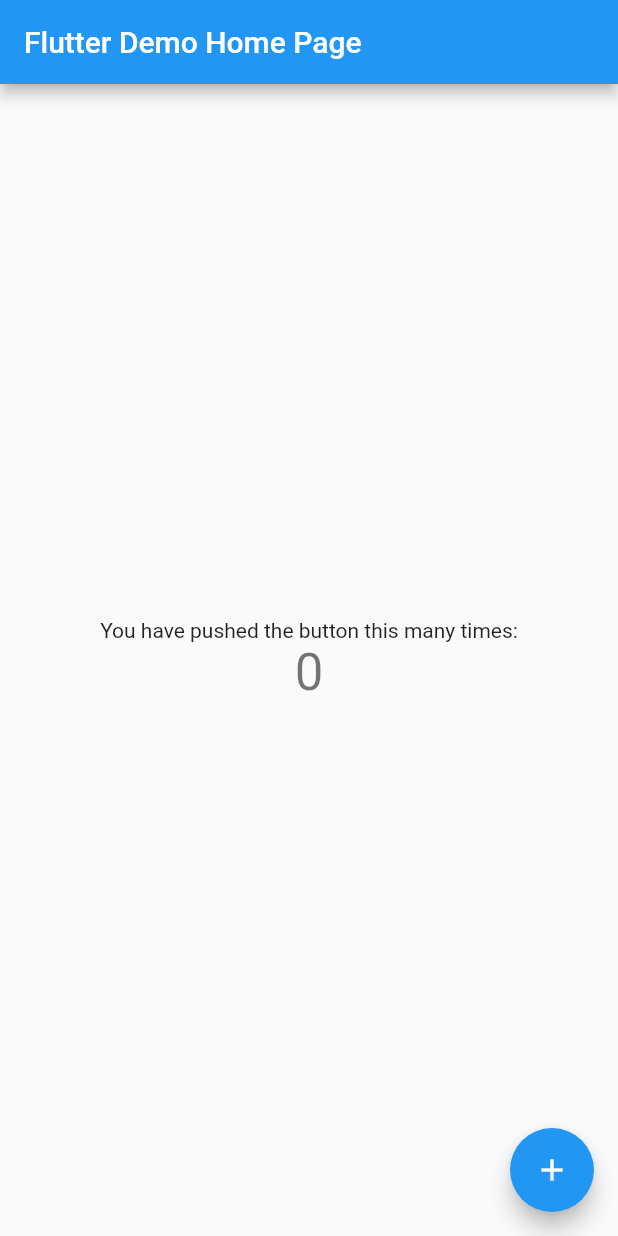
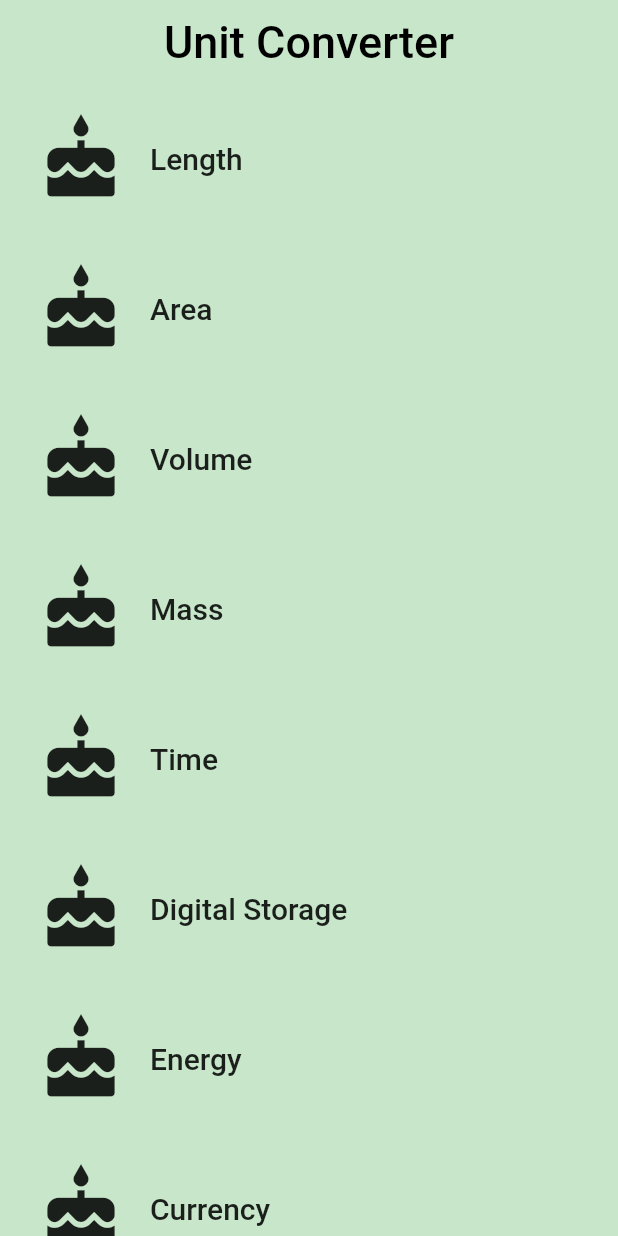
Before and after one commit to aashishtamsya/unit_converter_app, a Flutter app: the screen it shows after launch, on a phone screen of 412 x 824 dp. Run offline on Flutter 3.47's test engine with Material 2 defaults, Android fonts, the phone set to English and light mode, and no system bars.

Commit message:
Add unit converter app and category list widget

```diff
--- /dev/null
+++ b/lib/category.dart
@@ -0,0 +1,59 @@
+import 'package:flutter/material.dart';
+
+final _rowHeight = 100.0;
+final _borderRadius = BorderRadius.circular(_rowHeight / 2);
+
+class Category extends StatelessWidget {
+  final name;
+  final ColorSwatch color;
+  final IconData iconLocation;
+
+  const Category(
+      {Key key,
+      @required this.name,
+      @required this.color,
+      @required this.iconLocation})
+      : assert(name != null),
+        assert(color != null),
+        assert(iconLocation != null),
+        super(key: key);
+
+  @override
+  Widget build(BuildContext context) {
+    return Material(
+      color: Colors.transparent,
+      child: Container(
+        height: _rowHeight,
+        child: InkWell(
+          borderRadius: _borderRadius,
+          highlightColor: color,
+          splashColor: color,
+          onTap: () {
+            print('I was Tapped!');
+          },
+          child: Padding(
+            padding: EdgeInsets.all(16.0),
+            child: Row(
+              crossAxisAlignment: CrossAxisAlignment.stretch,
+              children: <Widget>[
+                Padding(
+                  padding: EdgeInsets.only(right: 16.0),
+                  child: Icon(
+                    iconLocation,
+                    size: 60.0,
+                  ),
+                ),
+                Center(
+                    child: Text(
+                  name,
+                  textAlign: TextAlign.center,
+                  style: Theme.of(context).textTheme.headline6,
+                )),
+              ],
+            ),
+          ),
+        ),
+      ),
+    );
+  }
+}
--- /dev/null
+++ b/lib/category_route.dart
@@ -0,0 +1,72 @@
+import 'package:flutter/material.dart';
+
+import 'category.dart';
+
+final _backgroundColor = Colors.green[100];
+
+class CategoryRoute extends StatelessWidget {
+  const CategoryRoute({Key key}) : super(key: key);
+
+  static const _categoryNames = <String>[
+    'Length',
+    'Area',
+    'Volume',
+    'Mass',
+    'Time',
+    'Digital Storage',
+    'Energy',
+    'Currency'
+  ];
+
+  static const _baseColor = <Color>[
+    Colors.teal,
+    Colors.orange,
+    Colors.pinkAccent,
+    Colors.blueAccent,
+    Colors.yellow,
+    Colors.greenAccent,
+    Colors.purpleAccent,
+    Colors.red
+  ];
+
+  Widget _buildCategoryWidgets(List<Widget> categories) {
+    return ListView.builder(
+      itemBuilder: (BuildContext context, int index) => categories[index],
+      itemCount: categories.length,
+    );
+  }
+
+  @override
+  Widget build(BuildContext context) {
+    final categories = <Category>[];
+
+    for (var i = 0; i < _categoryNames.length; i++) {
+      categories.add(Category(
+        color: _baseColor[i],
+        name: _categoryNames[i],
+        iconLocation: Icons.cake,
+      ));
+    }
+
+    final listView = Container(
+      color: _backgroundColor,
+      padding: EdgeInsets.symmetric(horizontal: 8.0),
+      child: _buildCategoryWidgets(categories),
+    );
+
+    final appBar = AppBar(
+      elevation: 0.0,
+      title: Text(
+        'Unit Converter',
+        style: TextStyle(color: Colors.black, fontSize: 30.0),
+      ),
+      centerTitle: true,
+      backgroundColor: _backgroundColor,
+    );
+
+    return Scaffold(
+      appBar: appBar,
+      body: listView,
+    );
+  }
+}
--- a/lib/main.dart
+++ b/lib/main.dart
@@ -1,117 +1,17 @@
 import 'package:flutter/material.dart';
+import 'package:unit_converter_app/category_route.dart';
 
 void main() {
-  runApp(MyApp());
+  runApp(UnitConverterApp());
 }
 
-class MyApp extends StatelessWidget {
-  // This widget is the root of your application.
+class UnitConverterApp extends StatelessWidget {
   @override
   Widget build(BuildContext context) {
     return MaterialApp(
-      title: 'Flutter Demo',
-      theme: ThemeData(
-        // This is the theme of your application.
-        //
-        // Try running your application with "flutter run". You'll see the
-        // application has a blue toolbar. Then, without quitting the app, try
-        // changing the primarySwatch below to Colors.green and then invoke
-        // "hot reload" (press "r" in the console where you ran "flutter run",
-        // or simply save your changes to "hot reload" in a Flutter IDE).
-        // Notice that the counter didn't reset back to zero; the application
-        // is not restarted.
-        primarySwatch: Colors.blue,
-        // This makes the visual density adapt to the platform that you run
-        // the app on. For desktop platforms, the controls will be smaller and
-        // closer together (more dense) than on mobile platforms.
-        visualDensity: VisualDensity.adaptivePlatformDensity,
-      ),
-      home: MyHomePage(title: 'Flutter Demo Home Page'),
+      debugShowCheckedModeBanner: false,
+      title: 'Unit Converter',
+      home: CategoryRoute(),
     );
   }
 }
-
-class MyHomePage extends StatefulWidget {
-  MyHomePage({Key key, this.title}) : super(key: key);
-
-  // This widget is the home page of your application. It is stateful, meaning
-  // that it has a State object (defined below) that contains fields that affect
-  // how it looks.
-
-  // This class is the configuration for the state. It holds the values (in this
-  // case the title) provided by the parent (in this case the App widget) and
-  // used by the build method of the State. Fields in a Widget subclass are
-  // always marked "final".
-
-  final String title;
-
-  @override
-  _MyHomePageState createState() => _MyHomePageState();
-}
-
-class _MyHomePageState extends State<MyHomePage> {
-  int _counter = 0;
-
-  void _incrementCounter() {
-    setState(() {
-      // This call to setState tells the Flutter framework that something has
-      // changed in this State, which causes it to rerun the build method below
-      // so that the display can reflect the updated values. If we changed
-      // _counter without calling setState(), then the build method would not be
-      // called again, and so nothing would appear to happen.
-      _counter++;
-    });
-  }
-
-  @override
-  Widget build(BuildContext context) {
-    // This method is rerun every time setState is called, for instance as done
-    // by the _incrementCounter method above.
-    //
-    // The Flutter framework has been optimized to make rerunning build methods
-    // fast, so that you can just rebuild anything that needs updating rather
-    // than having to individually change instances of widgets.
-    return Scaffold(
-      appBar: AppBar(
-        // Here we take the value from the MyHomePage object that was created by
-        // the App.build method, and use it to set our appbar title.
-        title: Text(widget.title),
-      ),
-      body: Center(
-        // Center is a layout widget. It takes a single child and positions it
-        // in the middle of the parent.
-        child: Column(
-          // Column is also a layout widget. It takes a list of children and
-          // arranges them vertically. By default, it sizes itself to fit its
-          // children horizontally, and tries to be as tall as its parent.
-          //
-          // Invoke "debug painting" (press "p" in the console, choose the
-          // "Toggle Debug Paint" action from the Flutter Inspector in Android
-          // Studio, or the "Toggle Debug Paint" command in Visual Studio Code)
-          // to see the wireframe for each widget.
-          //
-          // Column has various properties to control how it sizes itself and
-          // how it positions its children. Here we use mainAxisAlignment to
-          // center the children vertically; the main axis here is the vertical
-          // axis because Columns are vertical (the cross axis would be
-          // horizontal).
-          mainAxisAlignment: MainAxisAlignment.center,
-          children: <Widget>[
-            Text(
-              'You have pushed the button this many times:',
-            ),
-            Text(
-              '$_counter',
-              style: Theme.of(context).textTheme.headline4,
-            ),
-          ],
-        ),
-      ),
-      floatingActionButton: FloatingActionButton(
-        onPressed: _incrementCounter,
-        tooltip: 'Increment',
-        child: Icon(Icons.add),
-      ), // This trailing comma makes auto-formatting nicer for build methods.
-    );
-  }
-}
```
